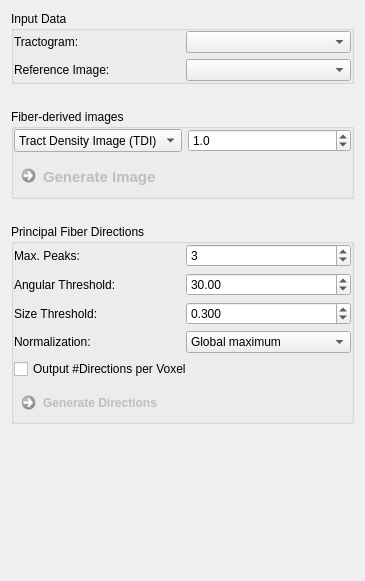
Before: the Qt Designer form Plugins/org.mitk.gui.qt.diffusionimaging.fiberprocessing/src/internal/QmitkFiberQuantificationViewControls.ui in MITK/MITK, drawn with Qt 5.
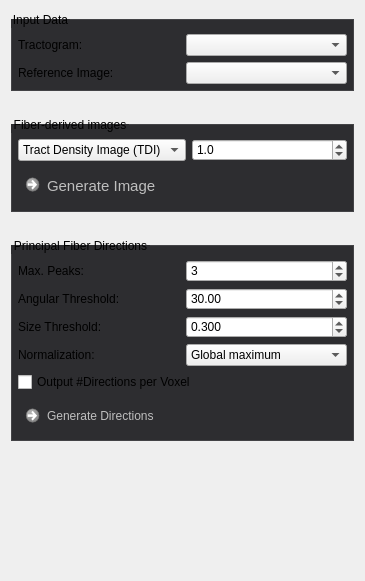
After: the same form once the commit is applied. Custom widgets are drawn as their Qt base class.

Commit message: Update diffusion view style

```diff
--- a/Plugins/org.mitk.gui.qt.diffusionimaging.fiberprocessing/src/internal/QmitkFiberQuantificationViewControls.ui
+++ b/Plugins/org.mitk.gui.qt.diffusionimaging.fiberprocessing/src/internal/QmitkFiberQuantificationViewControls.ui
@@ -13,6 +13,43 @@
   <property name="windowTitle">
    <string>Form</string>
   </property>
+  <property name="styleSheet">
+   <string>QCommandLinkButton {
+  font-weight: normal;
+}
+
+QCommandLinkButton:disabled {
+  border: none;
+  font-weight: lighter;
+}
+
+QToolBox::tab {
+  border: 1px solid #434346;
+  font-weight: bold;
+}
+
+QToolBox::tab:hover {
+  background-color: #434346;
+  font-weight: bold;
+}
+
+QToolBox::tab:selected {
+  background-color: #1c97ea;
+  border: 1px solid #1c97ea;
+  font-weight: bold;
+}
+
+QGroupBox {
+  border: 1px solid #434346;
+  background-color: #2d2d30;
+  margin-top: 8px;
+  padding-top: 8px;
+}
+
+QGroupBox, QGroupBox:disabled {
+  background-color: #2d2d30;
+}</string>
+  </property>
   <layout class="QGridLayout" name="gridLayout_10">
    <property name="verticalSpacing">
     <number>25</number>
@@ -24,16 +61,16 @@
      </property>
      <layout class="QGridLayout" name="gridLayout_3">
       <property name="leftMargin">
-       <number>0</number>
+       <number>6</number>
       </property>
       <property name="topMargin">
-       <number>0</number>
+       <number>6</number>
       </property>
       <property name="rightMargin">
-       <number>0</number>
+       <number>6</number>
       </property>
       <property name="bottomMargin">
-       <number>0</number>
+       <number>6</number>
       </property>
       <item row="1" column="0">
        <widget class="QCommandLinkButton" name="m_ProcessFiberBundleButton">
@@ -143,16 +180,16 @@
      </property>
      <layout class="QGridLayout" name="gridLayout_6">
       <property name="leftMargin">
-       <number>0</number>
+       <number>6</number>
       </property>
       <property name="topMargin">
-       <number>0</number>
+       <number>6</number>
       </property>
       <property name="rightMargin">
-       <number>0</number>
+       <number>6</number>
       </property>
       <property name="bottomMargin">
-       <number>0</number>
+       <number>6</number>
       </property>
       <item row="0" column="0">
        <widget class="QFrame" name="frame_2">
@@ -345,16 +382,16 @@
      </property>
      <layout class="QGridLayout" name="gridLayout">
       <property name="leftMargin">
-       <number>0</number>
+       <number>6</number>
       </property>
       <property name="topMargin">
-       <number>0</number>
+       <number>6</number>
       </property>
       <property name="rightMargin">
-       <number>0</number>
+       <number>6</number>
       </property>
       <property name="bottomMargin">
-       <number>0</number>
+       <number>6</number>
       </property>
       <item row="0" column="1">
        <widget class="QmitkDataStorageComboBox" name="m_TractBox"/>
```
Left out of the diff: 10 changed lines with no effect on the pictures. The commit also changes 32 other files.
